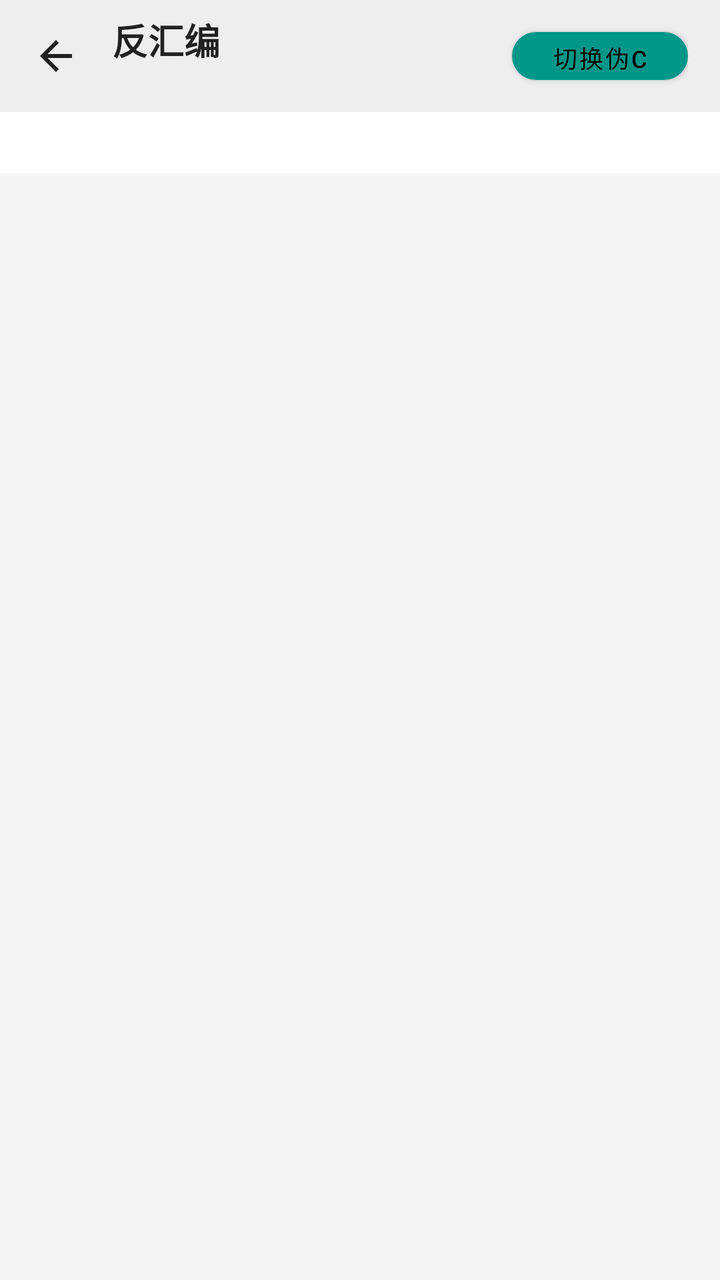
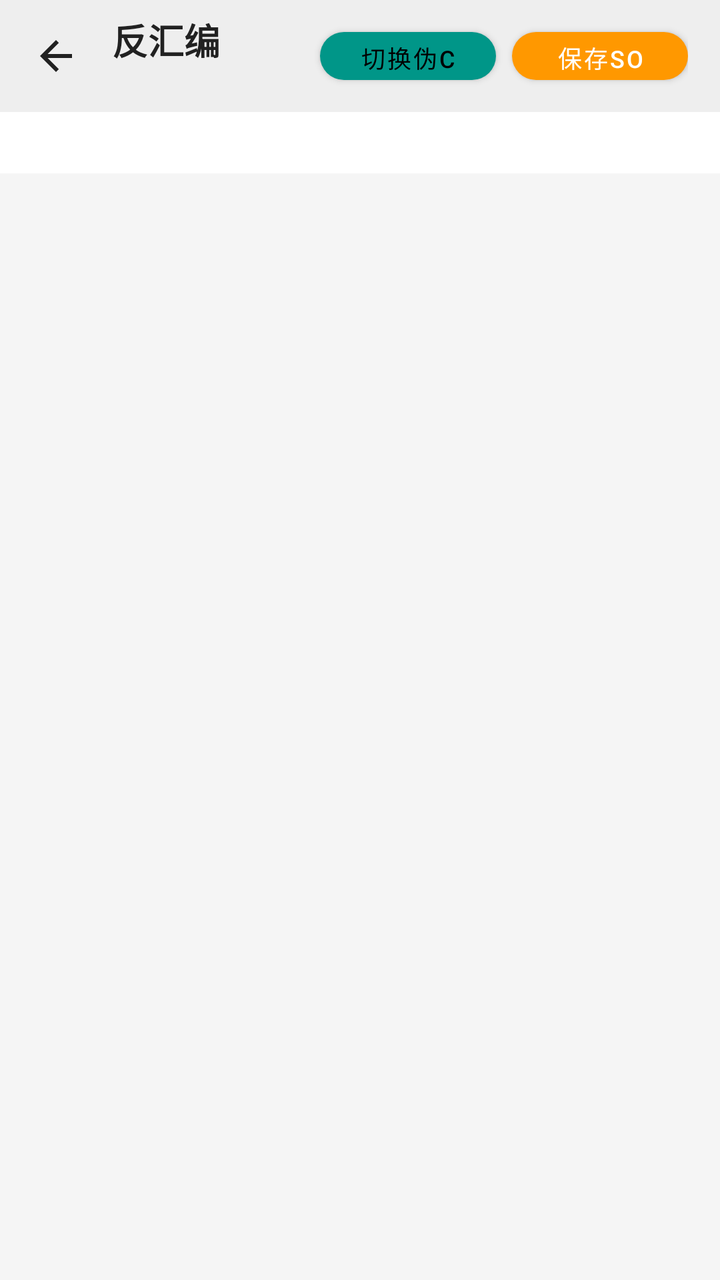

An Android layout rendered at two revisions. The XML below is the earlier revision; the diff shows what the commit changed to produce the second picture.
<!-- AndroidManifest.xml: application theme Theme.Native -->
<!-- res/layout/activity_code_view.xml -->
<?xml version="1.0" encoding="utf-8"?>
<LinearLayout xmlns:android="http://schemas.android.com/apk/res/android"
    xmlns:app="http://schemas.android.com/apk/res-auto"
    android:layout_width="match_parent"
    android:layout_height="match_parent"
    android:orientation="vertical"
    android:background="@color/bg_dark">

    
    <LinearLayout
        android:layout_width="match_parent"
        android:layout_height="56dp"
        android:orientation="horizontal"
        android:gravity="center_vertical"
        android:paddingStart="8dp"
        android:paddingEnd="16dp"
        android:background="@color/bg_surface">

        <ImageButton
            android:id="@+id/btn_back"
            android:layout_width="40dp"
            android:layout_height="40dp"
            android:src="@drawable/ic_back"
            android:background="?attr/selectableItemBackgroundBorderless"
            android:contentDescription="返回"
            app:tint="@color/text_primary" />

        <LinearLayout
            android:layout_width="0dp"
            android:layout_height="wrap_content"
            android:layout_weight="1"
            android:orientation="vertical"
            android:layout_marginStart="8dp">

            <TextView
                android:id="@+id/tv_title"
                android:layout_width="wrap_content"
                android:layout_height="wrap_content"
                android:text="反汇编"
                android:textColor="@color/text_primary"
                android:textSize="18sp"
                android:textStyle="bold" />

            <TextView
                android:id="@+id/tv_subtitle"
                android:layout_width="wrap_content"
                android:layout_height="wrap_content"
                android:textColor="@color/text_secondary"
                android:textSize="12sp"
                android:singleLine="true"
                android:ellipsize="middle" />

        </LinearLayout>

        
        <com.google.android.material.button.MaterialButton
            android:id="@+id/btn_toggle"
            android:layout_width="wrap_content"
            android:layout_height="36dp"
            android:text="切换伪C"
            android:textSize="12sp"
            android:textColor="@color/black"
            app:backgroundTint="@color/cyan_500"
            app:cornerRadius="18dp"
            style="@style/Widget.MaterialComponents.Button" />

    </LinearLayout>

    
    <LinearLayout
        android:layout_width="match_parent"
        android:layout_height="wrap_content"
        android:orientation="horizontal"
        android:padding="8dp"
        android:background="@color/bg_card">

        <TextView
            android:id="@+id/tv_info"
            android:layout_width="0dp"
            android:layout_height="wrap_content"
            android:layout_weight="1"
            android:textColor="@color/cyan_500"
            android:textSize="11sp"
            android:fontFamily="monospace" />

    </LinearLayout>

    <View
        android:layout_width="match_parent"
        android:layout_height="1dp"
        android:background="#1AFFFFFF" />

    
    <ProgressBar
        android:id="@+id/progress_bar"
        android:layout_width="wrap_content"
        android:layout_height="wrap_content"
        android:layout_gravity="center"
        android:layout_marginTop="48dp"
        android:visibility="gone" />

    
    <HorizontalScrollView
        android:layout_width="match_parent"
        android:layout_height="0dp"
        android:layout_weight="1"
        android:fillViewport="true">

        <ScrollView
            android:layout_width="wrap_content"
            android:layout_height="match_parent"
            android:fillViewport="true">

            <TextView
                android:id="@+id/tv_code"
                android:layout_width="wrap_content"
                android:layout_height="wrap_content"
                android:padding="12dp"
                android:fontFamily="monospace"
                android:textSize="12sp"
                android:textColor="@color/text_primary"
                android:lineSpacingExtra="2dp"
                android:textIsSelectable="true"
                android:background="@color/bg_dark" />

        </ScrollView>

    </HorizontalScrollView>

</LinearLayout>
<!-- resources referenced by this layout -->
<resources>
  <color name="bg_card">#FFFFFFFF</color>
  <color name="bg_dark">#FFF5F5F5</color>
  <color name="bg_surface">#FFEEEEEE</color>
  <color name="black">#FF000000</color>
  <color name="cyan_500">@color/accent</color>
  <color name="text_primary">#FF212121</color>
  <color name="text_secondary">#FF757575</color>
  <!-- drawable ic_back (drawable) -->
  <?xml version="1.0" encoding="utf-8"?>
  <vector xmlns:android="http://schemas.android.com/apk/res/android"
      android:width="24dp"
      android:height="24dp"
      android:viewportWidth="24"
      android:viewportHeight="24"
      android:tint="@color/text_primary">
      <path
          android:fillColor="@android:color/white"
          android:pathData="M20,11H7.83l5.59,-5.59L12,4l-8,8 8,8 1.41,-1.41L7.83,13H20v-2z"/>
  </vector>
  <style name="Theme.Native" parent="Theme.MaterialComponents.DayNight.NoActionBar">
          <item name="colorPrimary">@color/accent</item>
          <item name="colorPrimaryVariant">@color/accent_variant</item>
          <item name="colorOnPrimary">@color/white</item>
          <item name="colorSecondary">@color/accent</item>
          <item name="colorSecondaryVariant">@color/accent_variant</item>
          <item name="colorOnSecondary">@color/white</item>
          
          <item name="colorSurface">@color/bg_card</item>
          <item name="colorOnSurface">@color/text_primary</item>
          <item name="colorSurfaceVariant">@color/bg_surface</item>
          <item name="colorOnSurfaceVariant">@color/text_secondary</item>
          
          <item name="android:statusBarColor">@color/toolbar_bg</item>
          <item name="android:navigationBarColor">@color/bg_dark</item>
          <item name="android:windowBackground">@color/bg_dark</item>
          <item name="android:windowLightStatusBar">true</item>
          
          <item name="android:fitsSystemWindows">true</item>
      </style>
  <color name="accent">#FF009688</color>
  <color name="accent_variant">#FF00796B</color>
  <color name="white">#FFFFFFFF</color>
  <color name="toolbar_bg">#FFFFFFFF</color>
</resources>

<!-- the commit's change to res/layout/activity_code_view.xml (unified diff, before → after) -->
@@ -61,6 +61,19 @@
             android:textSize="12sp"
             android:textColor="@color/black"
             app:backgroundTint="@color/cyan_500"
+            app:cornerRadius="18dp"
+            style="@style/Widget.MaterialComponents.Button" />
+
+        
+        <com.google.android.material.button.MaterialButton
+            android:id="@+id/btn_save"
+            android:layout_width="wrap_content"
+            android:layout_height="36dp"
+            android:layout_marginStart="8dp"
+            android:text="保存SO"
+            android:textSize="12sp"
+            android:textColor="@color/white"
+            app:backgroundTint="@color/orange_accent"
             app:cornerRadius="18dp"
             style="@style/Widget.MaterialComponents.Button" />
 
<!-- resource entries referenced after the edit -->
@@ -5,6 +5,7 @@
   <color name="bg_surface">#FFEEEEEE</color>
   <color name="black">#FF000000</color>
   <color name="cyan_500">@color/accent</color>
+  <color name="orange_accent">#FFFF9800</color>
   <color name="text_primary">#FF212121</color>
   <color name="text_secondary">#FF757575</color>
   <!-- drawable ic_back (drawable) -->
